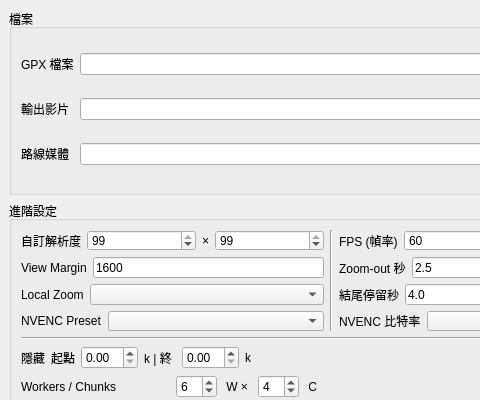
The window that GPX_Ride_Renderer.ui (kw31304/gpx-ride-animation-main-gui) describes before a commit, drawn with Qt 5; both pictures show x 0 to 480 and y 0 to 400 of the 980 by 984 pixel window.
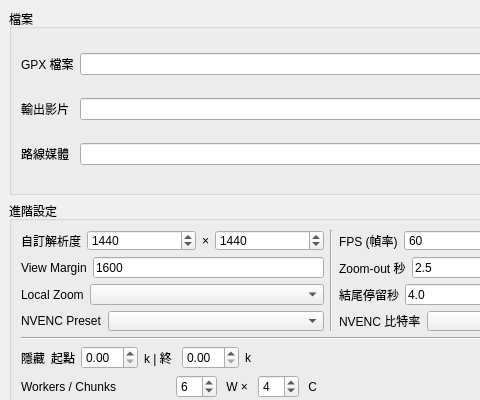
The same window after the commit.

Commit message: feat: optimize realtime logging, simplify presets and fix advanced settings panel

Patch:
```diff
--- a/GPX_Ride_Renderer.ui
+++ b/GPX_Ride_Renderer.ui
@@ -481,8 +481,17 @@
                  <verstretch>0</verstretch>
                 </sizepolicy>
                </property>
+               <property name="minimum">
+                 <number>240</number>
+                </property>
+                <property name="maximum">
+                 <number>7680</number>
+                </property>
+                <property name="singleStep">
+                 <number>2</number>
+                </property>
                <property name="value">
-                <number>99</number>
+                 <number>1440</number>
                </property>
               </widget>
              </item>
@@ -501,8 +510,17 @@
                  <verstretch>0</verstretch>
                 </sizepolicy>
                </property>
+               <property name="minimum">
+                 <number>240</number>
+                </property>
+                <property name="maximum">
+                 <number>7680</number>
+                </property>
+                <property name="singleStep">
+                 <number>2</number>
+                </property>
                <property name="value">
-                <number>99</number>
+                 <number>1440</number>
                </property>
               </widget>
              </item>
```
Lines whose indentation alone changed are shown as unchanged. The commit also changes 5 other files.
